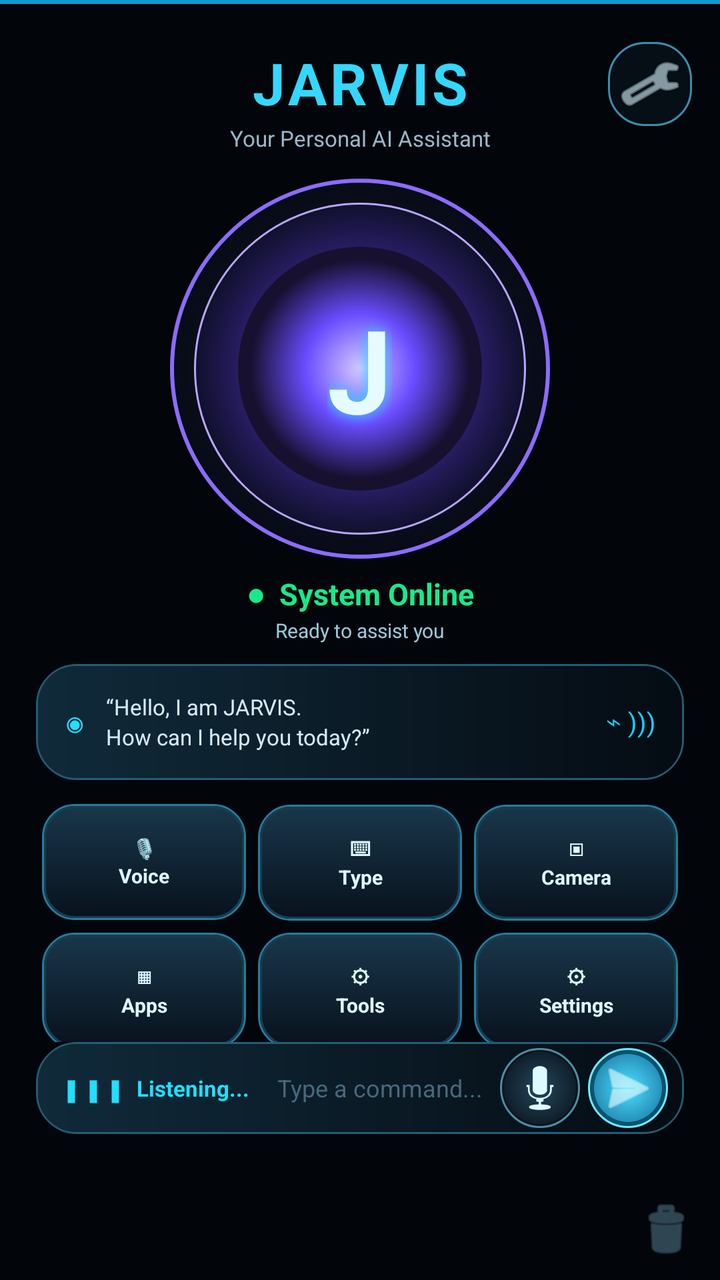
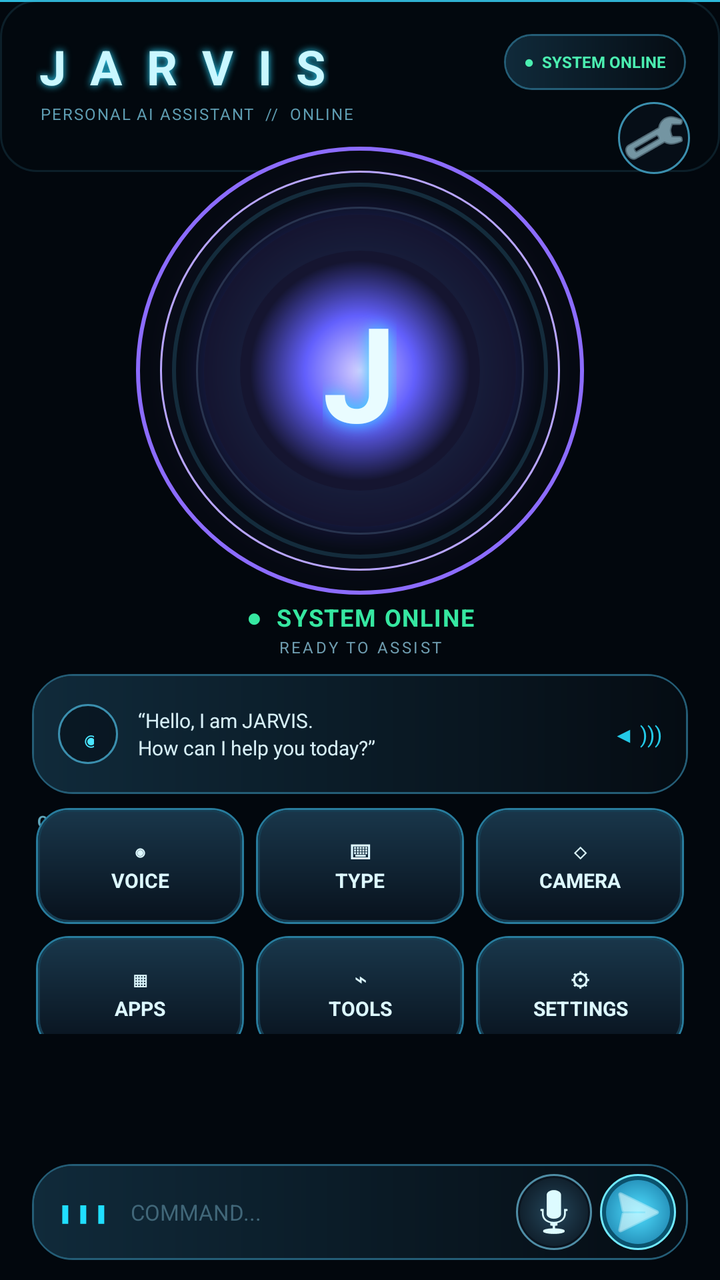

Compare the two renders of this Android layout. The source of the first and the diff that turns it into the second are given below.
<!-- AndroidManifest.xml: application theme Theme.Jarvis -->
<!-- res/layout/activity_main.xml -->
<?xml version="1.0" encoding="utf-8"?>
<androidx.constraintlayout.widget.ConstraintLayout xmlns:android="http://schemas.android.com/apk/res/android"
    xmlns:app="http://schemas.android.com/apk/res-auto"
    android:layout_width="match_parent"
    android:layout_height="match_parent"
    android:background="#02060B">

    <View
        android:layout_width="match_parent"
        android:layout_height="2dp"
        android:background="#16BFFF"
        android:alpha="0.8"
        app:layout_constraintTop_toTopOf="parent" />

    <TextView
        android:id="@+id/titleLabel"
        android:layout_width="wrap_content"
        android:layout_height="wrap_content"
        android:layout_marginTop="22dp"
        android:text="JARVIS"
        android:textColor="#35D7FF"
        android:textSize="29sp"
        android:textStyle="bold"
        android:letterSpacing="0.06"
        app:layout_constraintTop_toTopOf="parent"
        app:layout_constraintStart_toStartOf="parent"
        app:layout_constraintEnd_toEndOf="parent" />

    <TextView
        android:id="@+id/greetingLabel"
        android:layout_width="wrap_content"
        android:layout_height="wrap_content"
        android:layout_marginTop="1dp"
        android:text="Your Personal AI Assistant"
        android:textColor="#9BB7C8"
        android:textSize="11sp"
        app:layout_constraintTop_toBottomOf="@id/titleLabel"
        app:layout_constraintStart_toStartOf="parent"
        app:layout_constraintEnd_toEndOf="parent" />

    <ImageButton
        android:id="@+id/settingsButton"
        android:layout_width="42dp"
        android:layout_height="42dp"
        android:layout_marginTop="21dp"
        android:layout_marginEnd="14dp"
        android:background="@drawable/glass_panel"
        android:contentDescription="Settings"
        android:src="@android:drawable/ic_menu_manage"
        android:tint="#D9F6FF"
        app:layout_constraintTop_toTopOf="parent"
        app:layout_constraintEnd_toEndOf="parent" />

    <FrameLayout
        android:id="@+id/orbFrame"
        android:layout_width="190dp"
        android:layout_height="190dp"
        android:layout_marginTop="13dp"
        app:layout_constraintTop_toBottomOf="@id/greetingLabel"
        app:layout_constraintStart_toStartOf="parent"
        app:layout_constraintEnd_toEndOf="parent">

        <View
            android:layout_width="190dp"
            android:layout_height="190dp"
            android:background="@drawable/orb_calm" />

        <TextView
            android:layout_width="wrap_content"
            android:layout_height="wrap_content"
            android:layout_gravity="center"
            android:text="J"
            android:textColor="#E6FBFF"
            android:textSize="58sp"
            android:textStyle="bold"
            android:shadowColor="#2BD8FF"
            android:shadowDx="0"
            android:shadowDy="0"
            android:shadowRadius="18" />

        <View
            android:id="@+id/orb"
            android:layout_width="190dp"
            android:layout_height="190dp"
            android:alpha="0.72" />
    </FrameLayout>

    <TextView
        android:id="@+id/stateLabel"
        android:layout_width="wrap_content"
        android:layout_height="wrap_content"
        android:layout_marginTop="7dp"
        android:text="●  System Online"
        android:textColor="#19E98A"
        android:textSize="15sp"
        android:textStyle="bold"
        app:layout_constraintTop_toBottomOf="@id/orbFrame"
        app:layout_constraintStart_toStartOf="parent"
        app:layout_constraintEnd_toEndOf="parent" />

    <TextView
        android:id="@+id/moodLabel"
        android:layout_width="wrap_content"
        android:layout_height="wrap_content"
        android:layout_marginTop="1dp"
        android:text="Ready to assist you"
        android:textColor="#9BC7DA"
        android:textSize="10sp"
        app:layout_constraintTop_toBottomOf="@id/stateLabel"
        app:layout_constraintStart_toStartOf="parent"
        app:layout_constraintEnd_toEndOf="parent" />

    <LinearLayout
        android:id="@+id/statusPill"
        android:layout_width="0dp"
        android:layout_height="58dp"
        android:layout_marginStart="18dp"
        android:layout_marginTop="10dp"
        android:layout_marginEnd="18dp"
        android:background="@drawable/status_pill"
        android:gravity="center_vertical"
        app:layout_constraintTop_toBottomOf="@id/moodLabel"
        app:layout_constraintStart_toStartOf="parent"
        app:layout_constraintEnd_toEndOf="parent">

        <LinearLayout
            android:layout_width="match_parent"
            android:layout_height="match_parent"
            android:gravity="center_vertical"
            android:paddingStart="14dp"
            android:paddingEnd="14dp">

            <TextView
                android:id="@+id/statusDot"
                android:layout_width="wrap_content"
                android:layout_height="wrap_content"
                android:text="◉"
                android:textColor="#21DFFF"
                android:textSize="18sp" />

            <TextView
                android:id="@+id/stateHint"
                android:layout_width="0dp"
                android:layout_height="wrap_content"
                android:layout_weight="1"
                android:layout_marginStart="10dp"
                android:text="“Hello, I am JARVIS.\nHow can I help you today?”"
                android:textColor="#D5EAF4"
                android:textSize="11sp"
                android:lineSpacingExtra="2dp" />

            <TextView
                android:layout_width="wrap_content"
                android:layout_height="wrap_content"
                android:text="⌁ )))"
                android:textColor="#18CFFF"
                android:textSize="13sp" />
        </LinearLayout>
    </LinearLayout>

    <GridLayout
        android:id="@+id/quickGrid"
        android:layout_width="0dp"
        android:layout_height="122dp"
        android:layout_marginStart="18dp"
        android:layout_marginTop="9dp"
        android:layout_marginEnd="18dp"
        android:columnCount="3"
        android:rowCount="2"
        android:useDefaultMargins="false"
        app:layout_constraintTop_toBottomOf="@id/statusPill"
        app:layout_constraintStart_toStartOf="parent"
        app:layout_constraintEnd_toEndOf="parent">

        <TextView
            android:id="@+id/voiceQuickButton"
            style="@style/JarvisQuickButton"
            android:text="🎙\nVoice" />

        <TextView
            android:id="@+id/typeQuickButton"
            style="@style/JarvisQuickButton"
            android:text="⌨\nType" />

        <TextView
            android:id="@+id/cameraQuickButton"
            style="@style/JarvisQuickButton"
            android:text="▣\nCamera" />

        <TextView
            android:id="@+id/appsQuickButton"
            style="@style/JarvisQuickButton"
            android:text="▦\nApps" />

        <TextView
            android:id="@+id/toolsQuickButton"
            style="@style/JarvisQuickButton"
            android:text="⚙\nTools" />

        <TextView
            android:id="@+id/settingsQuickButton"
            style="@style/JarvisQuickButton"
            android:text="⚙\nSettings" />
    </GridLayout>

    <LinearLayout
        android:id="@+id/inputBar"
        android:layout_width="0dp"
        android:layout_height="46dp"
        android:layout_marginStart="18dp"
        android:layout_marginEnd="18dp"
        android:background="@drawable/status_pill"
        android:gravity="center_vertical"
        android:paddingStart="12dp"
        android:paddingEnd="8dp"
        app:layout_constraintTop_toBottomOf="@id/quickGrid"
        app:layout_constraintStart_toStartOf="parent"
        app:layout_constraintEnd_toEndOf="parent">

        <TextView
            android:id="@+id/listeningIndicator"
            android:layout_width="wrap_content"
            android:layout_height="wrap_content"
            android:text="▮▮▮  Listening..."
            android:textColor="#20DFFF"
            android:textSize="11sp"
            android:textStyle="bold" />

        <EditText
            android:id="@+id/inputField"
            android:layout_width="0dp"
            android:layout_height="42dp"
            android:layout_weight="1"
            android:background="@android:color/transparent"
            android:hint="  Type a command..."
            android:textColorHint="#49687B"
            android:inputType="textCapSentences|textMultiLine"
            android:maxLines="1"
            android:paddingStart="8dp"
            android:textColor="#EAFBFF"
            android:textSize="12sp" />

        <ImageButton
            android:id="@+id/micButton"
            android:layout_width="40dp"
            android:layout_height="40dp"
            android:background="@drawable/mic_bg"
            android:contentDescription="Voice input"
            android:src="@android:drawable/ic_btn_speak_now"
            android:tint="#DDFBFF" />

        <ImageButton
            android:id="@+id/sendButton"
            android:layout_width="40dp"
            android:layout_height="40dp"
            android:layout_marginStart="4dp"
            android:background="@drawable/send_bg"
            android:contentDescription="Send"
            android:src="@android:drawable/ic_menu_send"
            android:tint="#EFFFFF" />
    </LinearLayout>

    <ImageButton
        android:id="@+id/clearButton"
        android:layout_width="34dp"
        android:layout_height="34dp"
        android:layout_marginEnd="10dp"
        android:layout_marginBottom="8dp"
        android:background="@android:color/transparent"
        android:contentDescription="Clear chat"
        android:src="@android:drawable/ic_menu_delete"
        android:tint="#4D7082"
        app:layout_constraintBottom_toBottomOf="parent"
        app:layout_constraintEnd_toEndOf="parent" />

    <androidx.recyclerview.widget.RecyclerView
        android:id="@+id/chatRecycler"
        android:layout_width="0dp"
        android:layout_height="1dp"
        android:visibility="gone"
        app:layout_constraintStart_toStartOf="parent"
        app:layout_constraintEnd_toEndOf="parent"
        app:layout_constraintBottom_toTopOf="@id/inputBar" />

</androidx.constraintlayout.widget.ConstraintLayout>
<!-- resources referenced by this layout -->
<resources>
  <!-- drawable glass_panel (drawable) -->
  <shape xmlns:android="http://schemas.android.com/apk/res/android">
      <solid android:color="#B508121C"/>
      <corners android:radius="18dp"/>
      <stroke android:width="1dp" android:color="#3B8FAE"/>
      <padding android:left="12dp" android:top="8dp" android:right="12dp" android:bottom="8dp"/>
  </shape>
  <!-- drawable mic_bg (drawable) -->
  <layer-list xmlns:android="http://schemas.android.com/apk/res/android">
      <item>
          <shape android:shape="oval">
              <solid android:color="#A50D1722"/>
              <stroke android:width="1dp" android:color="#4F8DA5"/>
          </shape>
      </item>
      <item android:left="2dp" android:top="2dp" android:right="2dp" android:bottom="2dp">
          <shape android:shape="oval">
              <gradient android:startColor="#24465A" android:endColor="#09121C" android:type="radial" android:gradientRadius="24dp"/>
          </shape>
      </item>
  </layer-list>
  <!-- drawable send_bg (drawable) -->
  <layer-list xmlns:android="http://schemas.android.com/apk/res/android">
      <item>
          <shape android:shape="oval">
              <solid android:color="#B50E6E91"/>
              <stroke android:width="1dp" android:color="#70E9FF"/>
          </shape>
      </item>
      <item android:left="3dp" android:top="3dp" android:right="3dp" android:bottom="3dp">
          <shape android:shape="oval">
              <gradient android:startColor="#4FDFFF" android:endColor="#126C9A" android:type="radial" android:gradientRadius="25dp"/>
          </shape>
      </item>
  </layer-list>
  <!-- drawable status_pill (drawable) -->
  <layer-list xmlns:android="http://schemas.android.com/apk/res/android">
      <item>
          <shape>
              <solid android:color="#B5061019"/>
              <corners android:radius="20dp"/>
              <stroke android:width="1dp" android:color="#245D76"/>
          </shape>
      </item>
      <item android:left="1dp" android:top="1dp" android:right="1dp" android:bottom="1dp">
          <shape>
              <gradient android:startColor="#102A3A" android:endColor="#050C13" android:angle="0"/>
              <corners android:radius="19dp"/>
          </shape>
      </item>
  </layer-list>
  <style name="Theme.Jarvis" parent="Theme.MaterialComponents.DayNight.NoActionBar">
          <item name="colorPrimary">#2D6CDF</item>
          <item name="colorPrimaryDark">#0B0F14</item>
          <item name="colorAccent">#5FD3FF</item>
          <item name="android:windowBackground">#0B0F14</item>
      </style>
  <!-- unchanged entries left out for length: 3 -->
</resources>

<!-- the commit's change to res/layout/activity_main.xml (unified diff, before → after) -->
@@ -3,168 +3,215 @@
     xmlns:app="http://schemas.android.com/apk/res-auto"
     android:layout_width="match_parent"
     android:layout_height="match_parent"
-    android:background="#02060B">
+    android:background="#02070D">
 
     <View
         android:layout_width="match_parent"
-        android:layout_height="2dp"
-        android:background="#16BFFF"
-        android:alpha="0.8"
-        app:layout_constraintTop_toTopOf="parent" />
+        android:layout_height="1dp"
+        android:background="#35D9FF"
+        android:alpha="0.85"
+        app:layout_constraintTop_toTopOf="parent"/>
+
+    <View
+        android:layout_width="match_parent"
+        android:layout_height="86dp"
+        android:background="@drawable/glass_panel"
+        android:alpha="0.18"
+        app:layout_constraintTop_toTopOf="parent"/>
 
     <TextView
         android:id="@+id/titleLabel"
         android:layout_width="wrap_content"
         android:layout_height="wrap_content"
-        android:layout_marginTop="22dp"
-        android:text="JARVIS"
-        android:textColor="#35D7FF"
-        android:textSize="29sp"
+        android:layout_marginStart="18dp"
+        android:layout_marginTop="17dp"
+        android:text="J A R V I S"
+        android:textColor="#C9F7FF"
+        android:textSize="24sp"
         android:textStyle="bold"
-        android:letterSpacing="0.06"
+        android:letterSpacing="0.13"
+        android:shadowColor="#2BD9FF"
+        android:shadowRadius="9"
         app:layout_constraintTop_toTopOf="parent"
-        app:layout_constraintStart_toStartOf="parent"
-        app:layout_constraintEnd_toEndOf="parent" />
+        app:layout_constraintStart_toStartOf="parent"/>
 
     <TextView
         android:id="@+id/greetingLabel"
         android:layout_width="wrap_content"
         android:layout_height="wrap_content"
-        android:layout_marginTop="1dp"
-        android:text="Your Personal AI Assistant"
-        android:textColor="#9BB7C8"
-        android:textSize="11sp"
+        android:layout_marginStart="20dp"
+        android:layout_marginTop="2dp"
+        android:text="PERSONAL AI ASSISTANT  //  ONLINE"
+        android:textColor="#5E9CB1"
+        android:textSize="8sp"
+        android:letterSpacing="0.08"
         app:layout_constraintTop_toBottomOf="@id/titleLabel"
-        app:layout_constraintStart_toStartOf="parent"
-        app:layout_constraintEnd_toEndOf="parent" />
+        app:layout_constraintStart_toStartOf="parent"/>
+
+    <TextView
+        android:id="@+id/systemChip"
+        android:layout_width="wrap_content"
+        android:layout_height="28dp"
+        android:layout_marginTop="17dp"
+        android:layout_marginEnd="17dp"
+        android:background="@drawable/status_pill"
+        android:gravity="center"
+        android:paddingStart="10dp"
+        android:paddingEnd="10dp"
+        android:text="●  SYSTEM ONLINE"
+        android:textColor="#4BEEB0"
+        android:textSize="8sp"
+        android:textStyle="bold"
+        app:layout_constraintTop_toTopOf="parent"
+        app:layout_constraintEnd_toEndOf="parent"/>
 
     <ImageButton
         android:id="@+id/settingsButton"
-        android:layout_width="42dp"
-        android:layout_height="42dp"
-        android:layout_marginTop="21dp"
-        android:layout_marginEnd="14dp"
+        android:layout_width="36dp"
+        android:layout_height="36dp"
+        android:layout_marginTop="51dp"
+        android:layout_marginEnd="15dp"
         android:background="@drawable/glass_panel"
         android:contentDescription="Settings"
+        android:padding="8dp"
         android:src="@android:drawable/ic_menu_manage"
-        android:tint="#D9F6FF"
+        android:tint="#BDEFFF"
         app:layout_constraintTop_toTopOf="parent"
-        app:layout_constraintEnd_toEndOf="parent" />
+        app:layout_constraintEnd_toEndOf="parent"/>
 
     <FrameLayout
         android:id="@+id/orbFrame"
-        android:layout_width="190dp"
-        android:layout_height="190dp"
-        android:layout_marginTop="13dp"
+        android:layout_width="224dp"
+        android:layout_height="224dp"
+        android:layout_marginTop="11dp"
         app:layout_constraintTop_toBottomOf="@id/greetingLabel"
         app:layout_constraintStart_toStartOf="parent"
         app:layout_constraintEnd_toEndOf="parent">
 
         <View
-            android:layout_width="190dp"
-            android:layout_height="190dp"
-            android:background="@drawable/orb_calm" />
+            android:layout_width="224dp"
+            android:layout_height="224dp"
+            android:background="@drawable/orb_calm"/>
+
+        <View
+            android:layout_width="188dp"
+            android:layout_height="188dp"
+            android:layout_gravity="center"
+            android:background="@drawable/orb_listening"
+            android:alpha="0.16"/>
 
         <TextView
             android:layout_width="wrap_content"
             android:layout_height="wrap_content"
             android:layout_gravity="center"
             android:text="J"
-            android:textColor="#E6FBFF"
-            android:textSize="58sp"
+            android:textColor="#E9FCFF"
+            android:textSize="66sp"
             android:textStyle="bold"
-            android:shadowColor="#2BD8FF"
+            android:shadowColor="#35DFFF"
             android:shadowDx="0"
             android:shadowDy="0"
-            android:shadowRadius="18" />
+            android:shadowRadius="20"/>
 
         <View
             android:id="@+id/orb"
-            android:layout_width="190dp"
-            android:layout_height="190dp"
-            android:alpha="0.72" />
+            android:layout_width="224dp"
+            android:layout_height="224dp"
+            android:alpha="0.72"/>
     </FrameLayout>
 
     <TextView
         android:id="@+id/stateLabel"
         android:layout_width="wrap_content"
         android:layout_height="wrap_content"
-        android:layout_marginTop="7dp"
-        android:text="●  System Online"
-        android:textColor="#19E98A"
-        android:textSize="15sp"
+        android:layout_marginTop="3dp"
+        android:text="●  SYSTEM ONLINE"
+        android:textColor="#36E7A1"
+        android:textSize="12sp"
         android:textStyle="bold"
+        android:letterSpacing="0.05"
         app:layout_constraintTop_toBottomOf="@id/orbFrame"
         app:layout_constraintStart_toStartOf="parent"
-        app:layout_constraintEnd_toEndOf="parent" />
+        app:layout_constraintEnd_toEndOf="parent"/>
 
     <TextView
         android:id="@+id/moodLabel"
         android:layout_width="wrap_content"
         android:layout_height="wrap_content"
         android:layout_marginTop="1dp"
-        android:text="Ready to assist you"
-        android:textColor="#9BC7DA"
-        android:textSize="10sp"
+        android:text="READY TO ASSIST"
+        android:textColor="#6E9CAF"
+        android:textSize="8sp"
+        android:letterSpacing="0.14"
         app:layout_constraintTop_toBottomOf="@id/stateLabel"
         app:layout_constraintStart_toStartOf="parent"
-        app:layout_constraintEnd_toEndOf="parent" />
+        app:layout_constraintEnd_toEndOf="parent"/>
 
     <LinearLayout
         android:id="@+id/statusPill"
         android:layout_width="0dp"
-        android:layout_height="58dp"
-        android:layout_marginStart="18dp"
-        android:layout_marginTop="10dp"
-        android:layout_marginEnd="18dp"
+        android:layout_height="60dp"
+        android:layout_marginStart="16dp"
+        android:layout_marginTop="8dp"
+        android:layout_marginEnd="16dp"
         android:background="@drawable/status_pill"
         android:gravity="center_vertical"
+        android:paddingStart="13dp"
+        android:paddingEnd="13dp"
         app:layout_constraintTop_toBottomOf="@id/moodLabel"
         app:layout_constraintStart_toStartOf="parent"
         app:layout_constraintEnd_toEndOf="parent">
 
-        <LinearLayout
-            android:layout_width="match_parent"
-            android:layout_height="match_parent"
-            android:gravity="center_vertical"
-            android:paddingStart="14dp"
-            android:paddingEnd="14dp">
-
-            <TextView
-                android:id="@+id/statusDot"
-                android:layout_width="wrap_content"
-                android:layout_height="wrap_content"
-                android:text="◉"
-                android:textColor="#21DFFF"
-                android:textSize="18sp" />
-
-            <TextView
-                android:id="@+id/stateHint"
-                android:layout_width="0dp"
-                android:layout_height="wrap_content"
-                android:layout_weight="1"
-                android:layout_marginStart="10dp"
-                android:text="“Hello, I am JARVIS.\nHow can I help you today?”"
-                android:textColor="#D5EAF4"
-                android:textSize="11sp"
-                android:lineSpacingExtra="2dp" />
-
-            <TextView
-                android:layout_width="wrap_content"
-                android:layout_height="wrap_content"
-                android:text="⌁ )))"
-                android:textColor="#18CFFF"
-                android:textSize="13sp" />
-        </LinearLayout>
+        <TextView
+            android:id="@+id/statusDot"
+            android:layout_width="30dp"
+            android:layout_height="30dp"
+            android:background="@drawable/glass_panel"
+            android:gravity="center"
+            android:text="◉"
+            android:textColor="#4AE6FF"
+            android:textSize="14sp"/>
+
+        <TextView
+            android:id="@+id/stateHint"
+            android:layout_width="0dp"
+            android:layout_height="wrap_content"
+            android:layout_weight="1"
+            android:layout_marginStart="10dp"
+            android:text="“Hello, I am JARVIS.\nHow can I help you today?”"
+            android:textColor="#D7EFF7"
+            android:textSize="10sp"
+            android:lineSpacingExtra="2dp"/>
+
+        <TextView
+            android:layout_width="wrap_content"
+            android:layout_height="wrap_content"
+            android:text="◀ )))"
+            android:textColor="#27DFFF"
+            android:textSize="11sp"
+            android:alpha="0.9"/>
     </LinearLayout>
+
+    <TextView
+        android:layout_width="wrap_content"
+        android:layout_height="wrap_content"
+        android:layout_marginStart="18dp"
+        android:layout_marginTop="8dp"
+        android:text="QUICK ACTIONS"
+        android:textColor="#5FA4B8"
+        android:textSize="8sp"
+        android:textStyle="bold"
+        android:letterSpacing="0.16"
+        app:layout_constraintTop_toBottomOf="@id/statusPill"
+        app:layout_constraintStart_toStartOf="parent"/>
 
     <GridLayout
         android:id="@+id/quickGrid"
         android:layout_width="0dp"
-        android:layout_height="122dp"
-        android:layout_marginStart="18dp"
-        android:layout_marginTop="9dp"
-        android:layout_marginEnd="18dp"
+        android:layout_height="116dp"
+        android:layout_marginStart="15dp"
+        android:layout_marginTop="4dp"
+        android:layout_marginEnd="15dp"
         android:columnCount="3"
         android:rowCount="2"
         android:useDefaultMargins="false"
@@ -175,45 +222,46 @@
         <TextView
             android:id="@+id/voiceQuickButton"
             style="@style/JarvisQuickButton"
-            android:text="🎙\nVoice" />
+            android:text="◉\nVOICE"/>
 
         <TextView
             android:id="@+id/typeQuickButton"
             style="@style/JarvisQuickButton"
-            android:text="⌨\nType" />
+            android:text="⌨\nTYPE"/>
 
         <TextView
             android:id="@+id/cameraQuickButton"
             style="@style/JarvisQuickButton"
-            android:text="▣\nCamera" />
+            android:text="◇\nCAMERA"/>
 
         <TextView
             android:id="@+id/appsQuickButton"
             style="@style/JarvisQuickButton"
-            android:text="▦\nApps" />
+            android:text="▦\nAPPS"/>
 
         <TextView
             android:id="@+id/toolsQuickButton"
             style="@style/JarvisQuickButton"
-            android:text="⚙\nTools" />
+            android:text="⌁\nTOOLS"/>
 
         <TextView
             android:id="@+id/settingsQuickButton"
             style="@style/JarvisQuickButton"
-            android:text="⚙\nSettings" />
+            android:text="⚙\nSETTINGS"/>
     </GridLayout>
 
     <LinearLayout
         android:id="@+id/inputBar"
         android:layout_width="0dp"
-        android:layout_height="46dp"
-        android:layout_marginStart="18dp"
-        android:layout_marginEnd="18dp"
+        android:layout_height="48dp"
+        android:layout_marginStart="16dp"
+        android:layout_marginEnd="16dp"
+        android:layout_marginBottom="10dp"
         android:background="@drawable/status_pill"
         android:gravity="center_vertical"
-        android:paddingStart="12dp"
-        android:paddingEnd="8dp"
-        app:layout_constraintTop_toBottomOf="@id/quickGrid"
+        android:paddingStart="7dp"
+        android:paddingEnd="6dp"
+        app:layout_constraintBottom_toBottomOf="parent"
         app:layout_constraintStart_toStartOf="parent"
         app:layout_constraintEnd_toEndOf="parent">
 
@@ -221,10 +269,11 @@
             android:id="@+id/listeningIndicator"
             android:layout_width="wrap_content"
             android:layout_height="wrap_content"
-            android:text="▮▮▮  Listening..."
+            android:layout_marginStart="5dp"
+            android:text="▮▮▮"
             android:textColor="#20DFFF"
-            android:textSize="11sp"
-            android:textStyle="bold" />
+            android:textSize="9sp"
+            android:textStyle="bold"/>
 
         <EditText
             android:id="@+id/inputField"
@@ -232,46 +281,35 @@
             android:layout_height="42dp"
             android:layout_weight="1"
             android:background="@android:color/transparent"
-            android:hint="  Type a command..."
-            android:textColorHint="#49687B"
+            android:hint="  COMMAND..."
+            android:textColorHint="#416779"
             android:inputType="textCapSentences|textMultiLine"
             android:maxLines="1"
-            android:paddingStart="8dp"
+            android:paddingStart="5dp"
             android:textColor="#EAFBFF"
-            android:textSize="12sp" />
+            android:textSize="11sp"/>
 
         <ImageButton
             android:id="@+id/micButton"
-            android:layout_width="40dp"
-            android:layout_height="40dp"
+            android:layout_width="38dp"
+            android:layout_height="38dp"
             android:background="@drawable/mic_bg"
             android:contentDescription="Voice input"
+            android:padding="9dp"
             android:src="@android:drawable/ic_btn_speak_now"
-            android:tint="#DDFBFF" />
+            android:tint="#DDFBFF"/>
 
         <ImageButton
             android:id="@+id/sendButton"
-            android:layout_width="40dp"
-            android:layout_height="40dp"
+            android:layout_width="38dp"
+            android:layout_height="38dp"
             android:layout_marginStart="4dp"
             android:background="@drawable/send_bg"
             android:contentDescription="Send"
+            android:padding="9dp"
             android:src="@android:drawable/ic_menu_send"
-            android:tint="#EFFFFF" />
+            android:tint="#EFFFFF"/>
     </LinearLayout>
-
-    <ImageButton
-        android:id="@+id/clearButton"
-        android:layout_width="34dp"
-        android:layout_height="34dp"
-        android:layout_marginEnd="10dp"
-        android:layout_marginBottom="8dp"
-        android:background="@android:color/transparent"
-        android:contentDescription="Clear chat"
-        android:src="@android:drawable/ic_menu_delete"
-        android:tint="#4D7082"
-        app:layout_constraintBottom_toBottomOf="parent"
-        app:layout_constraintEnd_toEndOf="parent" />
 
     <androidx.recyclerview.widget.RecyclerView
         android:id="@+id/chatRecycler"
@@ -280,6 +318,6 @@
         android:visibility="gone"
         app:layout_constraintStart_toStartOf="parent"
         app:layout_constraintEnd_toEndOf="parent"
-        app:layout_constraintBottom_toTopOf="@id/inputBar" />
+        app:layout_constraintBottom_toTopOf="@id/inputBar"/>
 
 </androidx.constraintlayout.widget.ConstraintLayout>
<!-- resource entries referenced after the edit -->
@@ -18,6 +18,26 @@
       <item android:left="2dp" android:top="2dp" android:right="2dp" android:bottom="2dp">
           <shape android:shape="oval">
               <gradient android:startColor="#24465A" android:endColor="#09121C" android:type="radial" android:gradientRadius="24dp"/>
+          </shape>
+      </item>
+  </layer-list>
+  <!-- drawable orb_listening (drawable) -->
+  <layer-list xmlns:android="http://schemas.android.com/apk/res/android">
+      <item>
+          <shape android:shape="oval">
+              <gradient android:startColor="#153B50" android:centerColor="#07141D" android:endColor="#02060A" android:type="radial" android:gradientRadius="130dp" />
+              <stroke android:width="2dp" android:color="#55D9FF" />
+          </shape>
+      </item>
+      <item android:left="12dp" android:top="12dp" android:right="12dp" android:bottom="12dp">
+          <shape android:shape="oval">
+              <gradient android:startColor="#69E2FF" android:centerColor="#2186A6" android:endColor="#06121A" android:type="radial" android:gradientRadius="90dp" />
+              <stroke android:width="1dp" android:color="#A5EEFF" />
+          </shape>
+      </item>
+      <item android:left="34dp" android:top="34dp" android:right="34dp" android:bottom="34dp">
+          <shape android:shape="oval">
+              <gradient android:startColor="#D9F8FF" android:centerColor="#42C9F2" android:endColor="#0B3340" android:type="radial" android:gradientRadius="55dp" />
           </shape>
       </item>
   </layer-list>
